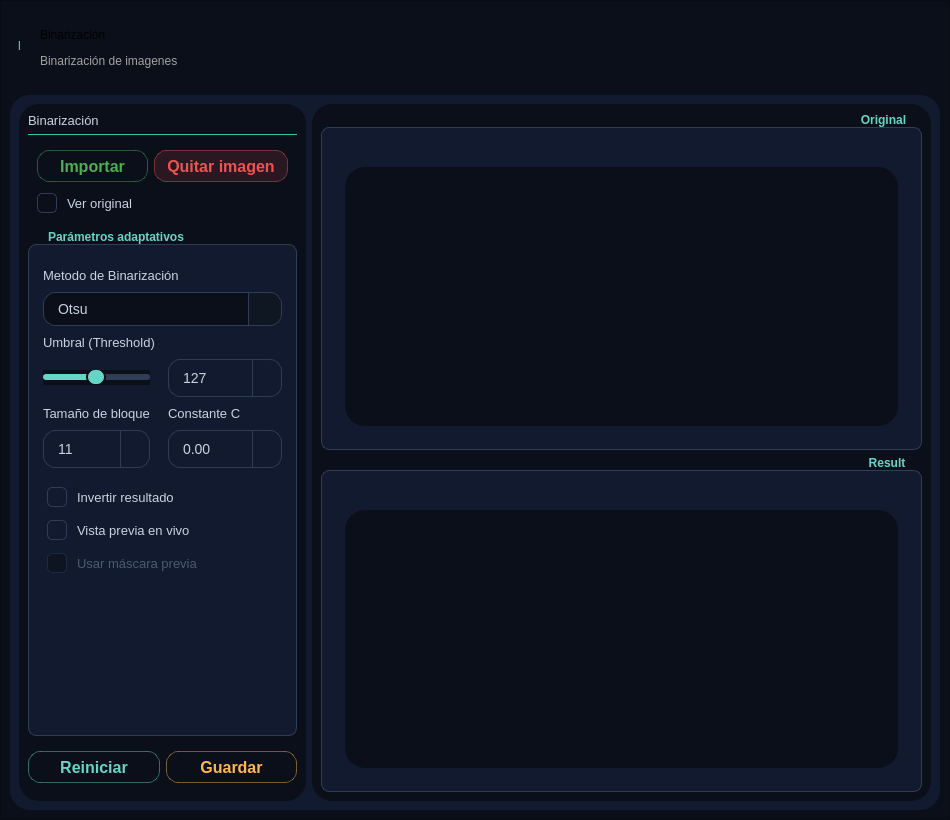
Qt form ui/pages/Tfrm_Binarizacion.ui (DemonSlayer5768/BioImageOptimizer) before a commit.
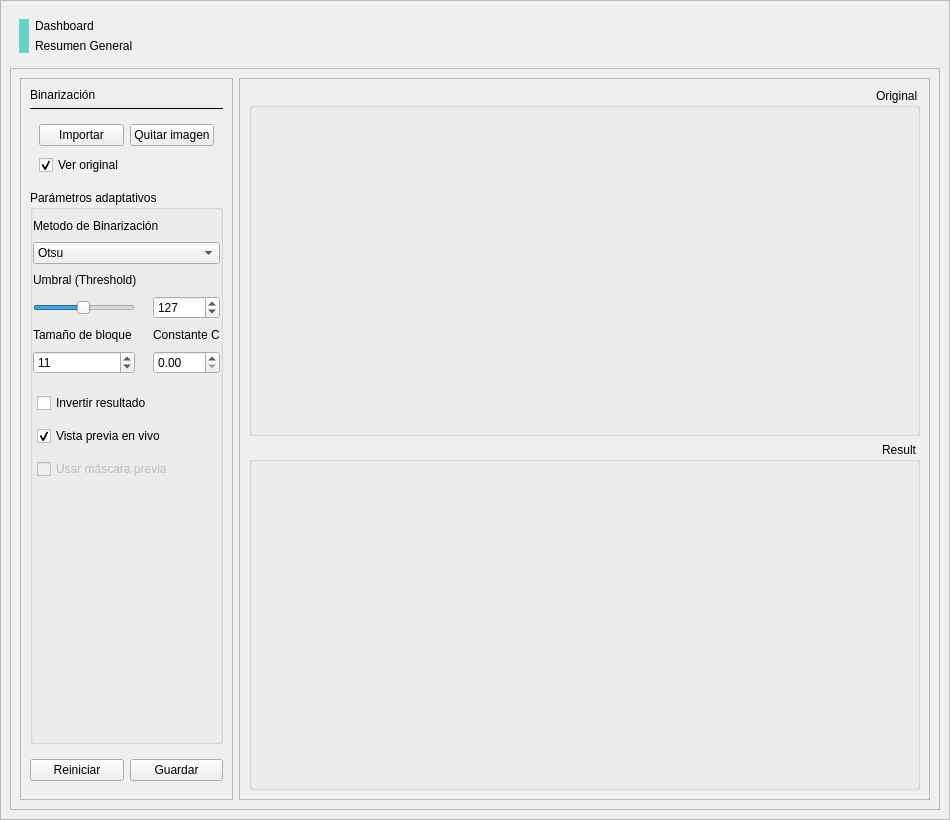
The same form after that commit. Icons and pictures are not drawn.

Patch:
```diff
--- a/ui/pages/Tfrm_Binarizacion.ui
+++ b/ui/pages/Tfrm_Binarizacion.ui
@@ -33,9 +33,9 @@
     <number>0</number>
    </property>
    <item>
-    <widget class="QFrame" name="frame_Container">
+    <widget class="QFrame" name="Panel_container">
      <property name="styleSheet">
-      <string notr="true">background-color: rgb(11, 15, 26);</string>
+      <string notr="true"/>
      </property>
      <property name="frameShape">
       <enum>QFrame::Shape::StyledPanel</enum>
@@ -43,9 +43,12 @@
      <property name="frameShadow">
       <enum>QFrame::Shadow::Raised</enum>
      </property>
-     <layout class="QVBoxLayout" name="verticalLayout_9" stretch="1,9">
+     <property name="cssClass" stdset="0">
+      <string>Background</string>
+     </property>
+     <layout class="QVBoxLayout" name="verticalLayout_5">
       <item>
-       <widget class="QFrame" name="frame_head">
+       <widget class="QFrame" name="Panel_Head">
         <property name="maximumSize">
          <size>
           <width>16777215</width>
@@ -55,66 +58,73 @@
         <property name="toolTip">
          <string/>
         </property>
+        <property name="layoutDirection">
+         <enum>Qt::LayoutDirection::LeftToRight</enum>
+        </property>
         <property name="frameShape">
          <enum>QFrame::Shape::NoFrame</enum>
         </property>
         <property name="frameShadow">
          <enum>QFrame::Shadow::Raised</enum>
         </property>
-        <widget class="QLabel" name="lb_pantalla">
-         <property name="geometry">
-          <rect>
-           <x>30</x>
-           <y>10</y>
-           <width>201</width>
-           <height>30</height>
-          </rect>
-         </property>
-         <property name="styleSheet">
-          <string notr="true">font: 700 20pt &quot;Arial&quot;;</string>
-         </property>
-         <property name="text">
-          <string>Binarización</string>
-         </property>
-        </widget>
-        <widget class="QLabel" name="lb_descripcion">
-         <property name="geometry">
-          <rect>
-           <x>30</x>
-           <y>40</y>
-           <width>210</width>
-           <height>21</height>
-          </rect>
-         </property>
-         <property name="styleSheet">
-          <string notr="true">font: 12pt &quot;Arial&quot;;
-color: rgb(161, 161, 161);</string>
-         </property>
-         <property name="text">
-          <string>Binarización de imagenes</string>
-         </property>
-        </widget>
-        <widget class="QLabel" name="Line">
-         <property name="geometry">
-          <rect>
-           <x>8</x>
-           <y>11</y>
-           <width>21</width>
-           <height>50</height>
-          </rect>
-         </property>
-         <property name="styleSheet">
-          <string notr="true">color : rgb(101, 214, 198);
-font: 72pt &quot;Segoe UI&quot;;</string>
-         </property>
-         <property name="text">
-          <string>l</string>
-         </property>
-        </widget>
+        <property name="cssClass" stdset="0">
+         <string>Surface</string>
+        </property>
+        <layout class="QHBoxLayout" name="horizontalLayout_5">
+         <item>
+          <widget class="QFrame" name="Separator">
+           <property name="maximumSize">
+            <size>
+             <width>10</width>
+             <height>16777215</height>
+            </size>
+           </property>
+           <property name="styleSheet">
+            <string notr="true">background-color : rgb(101, 214, 198);</string>
+           </property>
+           <property name="frameShape">
+            <enum>QFrame::Shape::NoFrame</enum>
+           </property>
+           <property name="frameShadow">
+            <enum>QFrame::Shadow::Plain</enum>
+           </property>
+          </widget>
+         </item>
+         <item>
+          <layout class="QVBoxLayout" name="Layout_vertical">
+           <item>
+            <widget class="QLabel" name="lb_titulo">
+             <property name="styleSheet">
+              <string notr="true"/>
+             </property>
+             <property name="text">
+              <string>Dashboard</string>
+             </property>
+             <property name="cssClass" stdset="0">
+              <string>Tittle</string>
+             </property>
+            </widget>
+           </item>
+           <item>
+            <widget class="QLabel" name="lb_descripcion">
+             <property name="styleSheet">
+              <string notr="true"/>
+             </property>
+             <property name="text">
+              <string>Resumen General</string>
+             </property>
+             <property name="cssClass" stdset="0">
+              <string>Description</string>
+             </property>
+            </widget>
+           </item>
+          </layout>
+         </item>
+        </layout>
        </widget>
       </item>
       <item>
-       <widget class="QFrame" name="frame_body">
+       <widget class="QFrame" name="Panel_body">
         <property name="minimumSize">
          <size>
           <width>0</width>
@@ -122,28 +132,7 @@
          </size>
         </property>
         <property name="styleSheet">
-         <string notr="true">QFrame {
-	background-color: rgb(17, 26, 46);
-	border-radius: 20px;
-}
-
-QGroupBox {
-    background-color: rgb(17, 26, 46);
-    border: 1px solid #2f3e56;
-    border-radius: 8px;
-    margin-top: 14px;      /* espacio para el título */
-    padding: 14px 14px 14px 14px;  /* espacio interno uniforme */
-    font-weight: 600;
-}
-
-QGroupBox::title {
-    subcontrol-origin: margin;
-    subcontrol-position: top left;
-    left: 12px;
-    padding: 0 6px;
-    color: #65D6C6;
-}
-</string>
+         <string notr="true"/>
         </property>
         <property name="frameShape">
          <enum>QFrame::Shape::StyledPanel</enum>
@@ -151,18 +140,16 @@
         <property name="frameShadow">
          <enum>QFrame::Shadow::Raised</enum>
         </property>
+        <property name="cssClass" stdset="0">
+         <string>Surface</string>
+        </property>
         <layout class="QVBoxLayout" name="verticalLayout_3">
          <item>
-          <layout class="QHBoxLayout" name="horizontalLayout" stretch="9,1">
+          <layout class="QHBoxLayout" name="Layout_horizontal" stretch="9,1">
            <item>
             <widget class="QFrame" name="panel_imagen">
              <property name="styleSheet">
-              <string notr="true">QFrame {
- 	background-color: #0b0f1a;
-    color: #c8d3e0;
-    font-family: &quot;Segoe UI&quot;, &quot;Inter&quot;, sans-serif;
-    font-size: 13px;
-}</string>
+              <string notr="true"/>
              </property>
              <property name="frameShape">
               <enum>QFrame::Shape::StyledPanel</enum>
@@ -170,6 +157,9 @@
              <property name="frameShadow">
               <enum>QFrame::Shadow::Raised</enum>
              </property>
+             <property name="cssClass" stdset="0">
+              <string>Card</string>
+             </property>
              <layout class="QVBoxLayout" name="verticalLayout_4">
               <item>
                <widget class="QGroupBox" name="grp_original">
@@ -219,23 +209,12 @@
             </widget>
            </item>
            <item>
-            <widget class="QFrame" name="panel_binarizacion">
+            <widget class="QFrame" name="Card_parametros">
              <property name="layoutDirection">
               <enum>Qt::LayoutDirection::LeftToRight</enum>
              </property>
              <property name="styleSheet">
-              <string notr="true">/* ===== Paneles ===== */
-QFrame {
- 	background-color: #0b0f1a;
-    color: #c8d3e0;
-    font-family: &quot;Segoe UI&quot;, &quot;Inter&quot;, sans-serif;
-    font-size: 13px;
-}
-
-
-QPushButton{
-background-color: transparent;
-}</string>
+              <string notr="true"/>
              </property>
              <property name="frameShape">
               <enum>QFrame::Shape::StyledPanel</enum>
@@ -243,6 +222,9 @@
              <property name="frameShadow">
               <enum>QFrame::Shadow::Raised</enum>
              </property>
+             <property name="cssClass" stdset="0">
+              <string>Card</string>
+             </property>
              <layout class="QVBoxLayout" name="verticalLayout_2" stretch="0,0,1,9,0">
               <property name="spacing">
                <number>6</number>
@@ -253,11 +235,14 @@
               <item>
                <widget class="QLabel" name="lb_pantalla_2">
                 <property name="styleSheet">
-                 <string notr="true">font: 700 12pt &quot;Arial&quot;;</string>
+                 <string notr="true"/>
                 </property>
                 <property name="text">
                  <string>Binarización</string>
                 </property>
+                <property name="cssClass" stdset="0">
+                 <string>Mediana</string>
+                </property>
                </widget>
               </item>
               <item>
@@ -305,30 +290,7 @@
                    <enum>Qt::LayoutDirection::LeftToRight</enum>
                   </property>
                   <property name="styleSheet">
-                   <string notr="true">QPushButton#btn_importar {
-	background-color: transparent;
-    border: 1px solid rgba(76, 175, 80, 0.45);
-    border-radius: 12px;
-    color: #4CAF50;
-    font-size: 16px;
-    font-weight: 500;
-    padding: 4px 12px;
-    min-height: 22px;
-}
-QPushButton#btn_importar:hover {
-    background-color: rgba(76, 175, 80, 0.25);
-    border: 1px solid #4CAF50;
-}
-QPushButton#btn_importar:pressed {
-    background-color: #388E3C;
-    color: #ffffff;
-}
-QPushButton#btn_importar:disabled {
-    background-color: rgba(47, 62, 86, 0.35);
-    border: 1px solid rgba(47, 62, 86, 0.6);
-    color: #64748b;
-}
-</string>
+                   <string notr="true"/>
                   </property>
                   <property name="text">
                    <string>Importar</string>
@@ -337,6 +299,9 @@
                    <iconset>
                     <normaloff>../../resources/Icons/Icons_verdes/import.png</normaloff>../../resources/Icons/Icons_verdes/import.png</iconset>
                   </property>
+                  <property name="cssClass" stdset="0">
+                   <string>GreenButton</string>
+                  </property>
                  </widget>
                 </item>
                 <item row="0" column="1">
@@ -348,29 +313,7 @@
                    <cursorShape>PointingHandCursor</cursorShape>
                   </property>
                   <property name="styleSheet">
-                   <string notr="true">QPushButton#btn_eliminar {
-	background-color: rgba(239, 83, 80, 0.13);
-    border: 1px solid rgba(239, 83, 80, 0.45);
-    border-radius: 12px;
-    color: #EF5350;
-    font-size: 16px;
-    font-weight: 500;
-    padding: 4px 12px;
-    min-height: 22px;
-}
-QPushButton#btn_eliminar:hover {
-    background-color: rgba(239, 83, 80, 0.25);
-    border: 1px solid #EF5350;
-}
-QPushButton#btn_eliminar:pressed {
-    background-color: #C62828;
-    color: #ffffff;
-}
-QPushButton#btn_eliminar:disabled {
-    background-color: rgba(47, 62, 86, 0.35);
-    border: 1px solid rgba(47, 62, 86, 0.6);
-    color: #64748b;
-}</string>
+                   <string notr="true"/>
                   </property>
                   <property name="text">
                    <string>Quitar imagen</string>
@@ -379,6 +322,9 @@
                    <iconset>
                     <normaloff>../../resources/Icons/Icons_rojos/delete.png</normaloff>../../resources/Icons/Icons_rojos/delete.png</iconset>
                   </property>
+                  <property name="cssClass" stdset="0">
+                   <string>RedButton</string>
+                  </property>
                  </widget>
                 </item>
                 <item row="1" column="0">
@@ -387,39 +333,7 @@
                    <cursorShape>PointingHandCursor</cursorShape>
                   </property>
                   <property name="styleSheet">
-                   <string notr="true">/* ===== CheckBox ===== */
-QCheckBox {
-	background-color: transparent;
-    spacing: 10px;         /* separación indicador ↔ texto */
-    color: #c8d3e0;
-    font-size: 13px;
-    font-weight: 300;
-    margin: 2px 0;         /* separación vertical entre checkboxes */
-}
-
-QCheckBox::indicator {
-    width: 18px;
-    height: 18px;
-    border: 1px solid #2f3e56;
-    border-radius: 5px;
-}
-
-QCheckBox:hover { color: #65D6C6; }
-QCheckBox::indicator:hover { border: 1px solid #65D6C6; }
-
-QCheckBox::indicator:checked {
-    border: 1px solid #65D6C6;
-    image: url(&quot;D:/Git/BioImageOptimizer/resources/Icons/Icons_aqua/verify.png&quot;);
-    width: 15px;
-    height: 15px;
-}
-
-QCheckBox::indicator:disabled {
-    background-color: #0d1422;
-    border: 1px solid #1e2a3d;
-}
-QCheckBox:disabled { color: #4a5a70; }
-</string>
+                   <string notr="true"/>
                   </property>
                   <property name="text">
                    <string>Ver original</string>
@@ -437,121 +351,7 @@
                  <cursorShape>PointingHandCursor</cursorShape>
                 </property>
                 <property name="styleSheet">
-                 <string notr="true">QGroupBox{
- background-color: rgb(17, 26, 46);
-}
-
-/* ===== Labels ===== */
-QLabel {
-    background-color: rgb(17, 26, 46);
-    color: #c8d3e0;
-    font-family: &quot;Segoe UI&quot;, &quot;Inter&quot;, sans-serif;
-    font-size: 13px;
-    margin: 0;             /* el layout controla la separación */
-}
-
-/* ===== CheckBox ===== */
-QCheckBox {
-	background-color: rgb(17, 26, 46);
-    spacing: 10px;         /* separación indicador ↔ texto */
-    color: #c8d3e0;
-    font-size: 13px;
-    font-weight: 300;
-    margin: 2px 0;         /* separación vertical entre checkboxes */
-}
-
-QCheckBox::indicator {
-    width: 18px;
-    height: 18px;
-    border: 1px solid #2f3e56;
-    border-radius: 5px;
-}
-
-QCheckBox:hover { color: #65D6C6; }
-QCheckBox::indicator:hover { border: 1px solid #65D6C6; }
-
-QCheckBox::indicator:checked {
-    border: 1px solid #65D6C6;
-    image: url(&quot;D:/Git/BioImageOptimizer/resources/Icons/Icons_aqua/verify.png&quot;);
-    width: 15px;
-    height: 15px;
-}
-
-QCheckBox::indicator:disabled {
-    background-color: #0d1422;
-    border: 1px solid #1e2a3d;
-}
-QCheckBox:disabled { color: #4a5a70; }
-
-/* ===== SpinBox ===== */
-QSpinBox, QDoubleSpinBox {
-    background-color: #111a2e;
-    border: 1px solid #2f3e56;
-    border-radius: 12px;
-    color: #c8d3e0;
-    font-family: &quot;Segoe UI&quot;, &quot;Inter&quot;, sans-serif;
-    font-size: 14px;
-    font-weight: 400;
-    padding: 4px 30px 4px 12px;
-    min-height: 28px;
-
-    /* Elimina el fondo magenta del texto seleccionado */
-    selection-background-color: transparent;
-    selection-color: #c8d3e0;   /* mismo color que el texto normal */
-}
-
-QSpinBox:hover, QDoubleSpinBox:hover {
-    border: 1px solid #3a506b;
-    background-color: #16223a;
-}
-QSpinBox:focus, QDoubleSpinBox:focus {
-    border: 1px solid #65D6C6;
-}
-QSpinBox:disabled, QDoubleSpinBox:disabled {
-    background-color: #0d1422;
-    border: 1px solid #1e2a3d;
-    color: #4a5a70;
-}
-
-/* Botones de flechas */
-QSpinBox::up-button, QDoubleSpinBox::up-button {
-    subcontrol-origin: padding;
-    subcontrol-position: top right;
-    width: 28px;
-    border: none;
-    border-left: 1px solid #2f3e56;
-    border-top-right-radius: 11px;
-}
-QSpinBox::down-button, QDoubleSpinBox::down-button {
-    subcontrol-origin: padding;
-    subcontrol-position: bottom right;
-    width: 28px;
-    border: none;
-    border-left: 1px solid #2f3e56;
-    border-bottom-right-radius: 11px;
-}
-
-/* Iconos */
-QSpinBox::up-arrow, QDoubleSpinBox::up-arrow {
-    image: url(&quot;D:/Git/BioImageOptimizer/resources/Icons/Icons_aqua/chevron_up.png&quot;);
-    width: 12px; height: 12px;
-}
-QSpinBox::down-arrow, QDoubleSpinBox::down-arrow {
-    image: url(&quot;D:/Git/BioImageOptimizer/resources/Icons/Icons_aqua/chevron_down.png&quot;);
-    width: 12px; height: 12px;
-}
-
-/* Hover flechas */
-QSpinBox::up-button:hover, QSpinBox::down-button:hover,
-QDoubleSpinBox::up-button:hover, QDoubleSpinBox::down-button:hover {
-    background-color: rgba(101, 214, 198, 0.15);
-}
-
-/* Flechas disabled */
-QSpinBox::up-arrow:disabled, QSpinBox::down-arrow:disabled,
-QDoubleSpinBox::up-arrow:disabled, QDoubleSpinBox::down-arrow:disabled {
-    image: none;
-}</string>
+                 <string notr="true"/>
                 </property>
                 <property name="title">
                  <string>Parámetros adaptativos</string>
@@ -577,6 +377,9 @@
                    <property name="text">
                     <string>Tamaño de bloque</string>
                    </property>
+                   <property name="cssClass" stdset="0">
+                    <string>Pequena</string>
+                   </property>
                   </widget>
                  </item>
                  <item row="2" column="0" colspan="2">
@@ -584,6 +387,9 @@
                    <property name="text">
                     <string>Umbral (Threshold)</string>
                    </property>
+                   <property name="cssClass" stdset="0">
+                    <string>Pequena</string>
+                   </property>
                   </widget>
                  </item>
                  <item row="6" column="2">
@@ -591,6 +397,9 @@
                    <property name="text">
                     <string>Constante C</string>
                    </property>
+                   <property name="cssClass" stdset="0">
+                    <string>Pequena</string>
+                   </property>
                   </widget>
                  </item>
                  <item row="3" column="2">
@@ -646,73 +455,7 @@
                     <enum>Qt::LayoutDirection::LeftToRight</enum>
                    </property>
                    <property name="styleSheet">
-                    <string notr="true">/* ===== QComboBox mejorado ===== */
-QComboBox {
-    border: 1px solid #2f3e56;
-    border-radius: 12px;
-    color: #c8d3e0;
-    font-size: 14px;
-    font-weight: 300;
-    padding: 6px 36px 6px 14px;   /* espacio a la derecha para la flecha */
-    min-height: 20px;
-}
-
-QComboBox:hover {
-    border: 1px solid #3a506b;
-    background-color: #16223a;
-}
-
-QComboBox:disabled {
-    background-color: #0d1422;
-    border: 1px solid #1e2a3d;
-    color: #4a5a70;
-}
-
-/* --- Zona del desplegable (flecha) --- */
-QComboBox::drop-down {
-    subcontrol-origin: padding;
-    subcontrol-position: top right;
-    width: 32px;
-    border: none;
-    border-left: 1px solid #2f3e56;   /* separador sutil */
-    border-top-right-radius: 12px;
-    border-bottom-right-radius: 12px;
-    background-color: rgba(101, 214, 198, 0.05);
-}
-QComboBox::down-arrow {
-    image: url(&quot;D:/Git/BioImageOptimizer/resources/Icons/Icons_aqua/chevron_down.png&quot;);
-    width: 16px;
-    height: 16px;
-}
-
-QComboBox::down-arrow:on {
-    image: url(&quot;D:/Git/BioImageOptimizer/resources/Icons/Icons_aqua/chevron_down.png&quot;);
-}
-
-QComboBox::down-arrow:disabled {
-    image: none;
-}
-
-/* --- Lista desplegable --- */
-QComboBox QAbstractItemView {
-    show-decoration-selected: 1;
-    selection-background-color: rgba(101, 214, 198, 0.20);
-    selection-color: #65D6C6;
-}
-
-QComboBox QAbstractItemView::item {
-    min-height: 30px;
-    padding: 7px 12px;
-    border-radius: 6px;
-}
-
-QComboBox QAbstractItemView::item:hover {
-    background-color: rgba(101, 214, 198, 0.15);
-    color: #65D6C6;
-}
-
-
-</string>
+                    <string notr="true"/>
                    </property>
                    <item>
                     <property name="text">
@@ -817,7 +560,7 @@
                       <string>Vista previa en vivo</string>
                      </property>
                      <property name="checked">
-                      <bool>false</bool>
+                      <bool>true</bool>
                      </property>
                     </widget>
                    </item>
@@ -859,6 +602,9 @@
                    <property name="text">
                     <string>Metodo de Binarización</string>
                    </property>
+                   <property name="cssClass" stdset="0">
+                    <string>Pequena</string>
+                   </property>
                   </widget>
                  </item>
                  <item row="9" column="0">
@@ -877,40 +623,7 @@
                  <item row="3" column="0">
                   <widget class="QSlider" name="slider_umbral">
                    <property name="styleSheet">
-                    <string notr="true">QSlider::groove:horizontal {
-    height: 6px;
-    background-color: #2f3e56;
-    border-radius: 3px;
-}
-
-QSlider::sub-page:horizontal {
-    background-color: #65D6C6;
-    border-radius: 3px;
-}
-
-QSlider::add-page:horizontal {
-    background-color: #2f3e56;
-    border-radius: 3px;
-}
-
-QSlider::handle:horizontal {
-    background-color: #65D6C6;
-    border: 2px solid #0b0f1a;
-    width: 16px;
-    height: 16px;
-    margin: -6px 0;
-    border-radius: 9px;
-}
-
-QSlider::handle:horizontal:hover {
-    background-color: #8BE5D8;
-    border: 2px solid #65D6C6;
-}
-
-QSlider::handle:horizontal:disabled {
-    background-color: #4a5a70;
-    border: 2px solid #1b2a41;
-}</string>
+                    <string notr="true"/>
                    </property>
                    <property name="maximum">
                     <number>255</number>
@@ -940,29 +653,7 @@
                    <cursorShape>PointingHandCursor</cursorShape>
                   </property>
                   <property name="styleSheet">
-                   <string notr="true">QPushButton#btn_reset {
-	background-color: transparent;
-    border: 1px solid rgba(101, 214, 198, 0.45);
-    border-radius: 12px;
-    color: #65D6C6;
-    font-size: 16px;
-    font-weight: 500;
-    padding: 4px 12px;
-    min-height: 22px;
-}
-QPushButton#btn_reset:hover {
-    background-color: rgba(101, 214, 198, 0.45);
-    border: 1px solid #65D6C6;
-}
-QPushButton#btn_reset:pressed {
-    background-color: #65D6C6;
-    color: #ffffff;
-}
-QPushButton#btn_reset:disabled {
-    background-color: rgba(47, 62, 86, 0.35);
-    border: 1px solid rgba(47, 62, 86, 0.6);
-    color: #64748b;
-}</string>
+                   <string notr="true"/>
                   </property>
                   <property name="text">
                    <string>Reiniciar</string>
@@ -971,6 +662,9 @@
                    <iconset>
                     <normaloff>../../resources/Icons/Icons_aqua/reset.png</normaloff>../../resources/Icons/Icons_aqua/reset.png</iconset>
                   </property>
+                  <property name="cssClass" stdset="0">
+                   <string>AquaButton</string>
+                  </property>
                  </widget>
                 </item>
                 <item>
@@ -982,28 +676,7 @@
                    <cursorShape>PointingHandCursor</cursorShape>
                   </property>
                   <property name="styleSheet">
-                   <string notr="true">QPushButton#btn_guardar{
-    border: 1px solid rgba(255, 183, 77, 0.45);
-    border-radius: 12px;
-    color: #FFB74D;
-    font-size: 16px;
-    font-weight: 500;
-    padding: 4px 12px;
-    min-height: 22px;
-}
-QPushButton#btn_guardar:hover {
-    background-color: rgba(255, 183, 77, 0.25);
-    border: 1px solid #FFB74D;
-}
-QPushButton#btn_guardar:pressed {
-    background-color: #F57C00;
-    color: #ffffff;
-}
-QPushButton#btn_guardar:disabled {
-    background-color: rgba(47, 62, 86, 0.35);
-    border: 1px solid rgba(47, 62, 86, 0.6);
-    color: #64748b;
-}</string>
+                   <string notr="true"/>
                   </property>
                   <property name="text">
                    <string>Guardar</string>
@@ -1012,6 +685,9 @@
                    <iconset>
                     <normaloff>../../resources/Icons/Icons_amarillos/saved.png</normaloff>../../resources/Icons/Icons_amarillos/saved.png</iconset>
                   </property>
+                  <property name="cssClass" stdset="0">
+                   <string>YellowButton</string>
+                  </property>
                  </widget>
                 </item>
                </layout>
```
